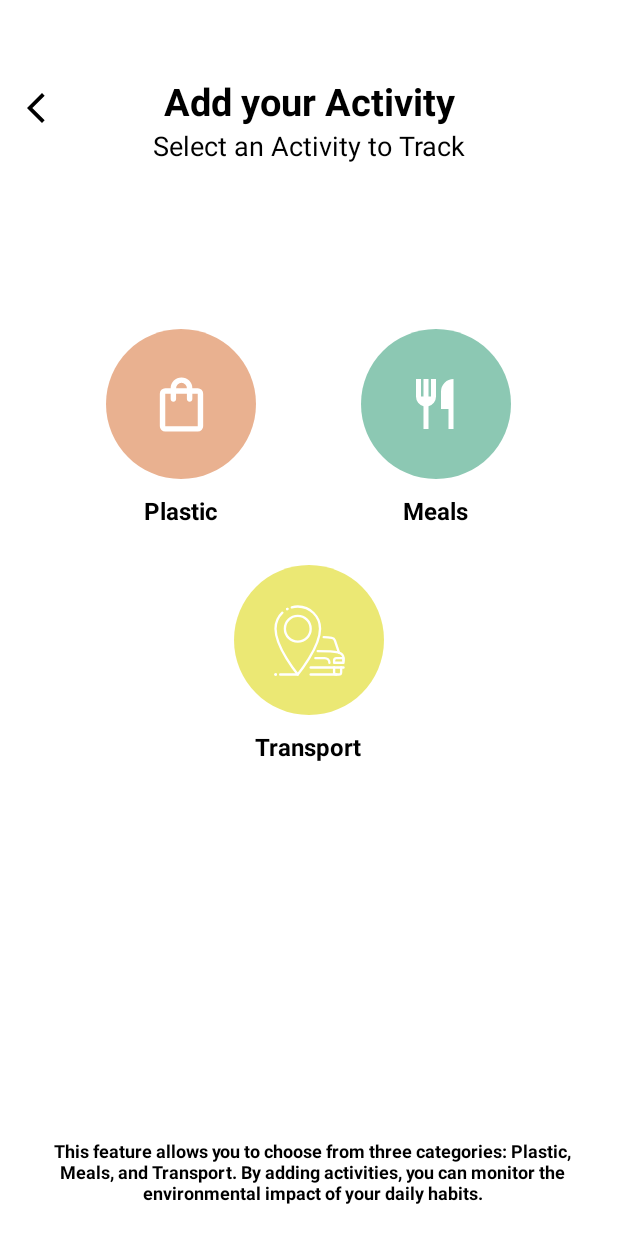
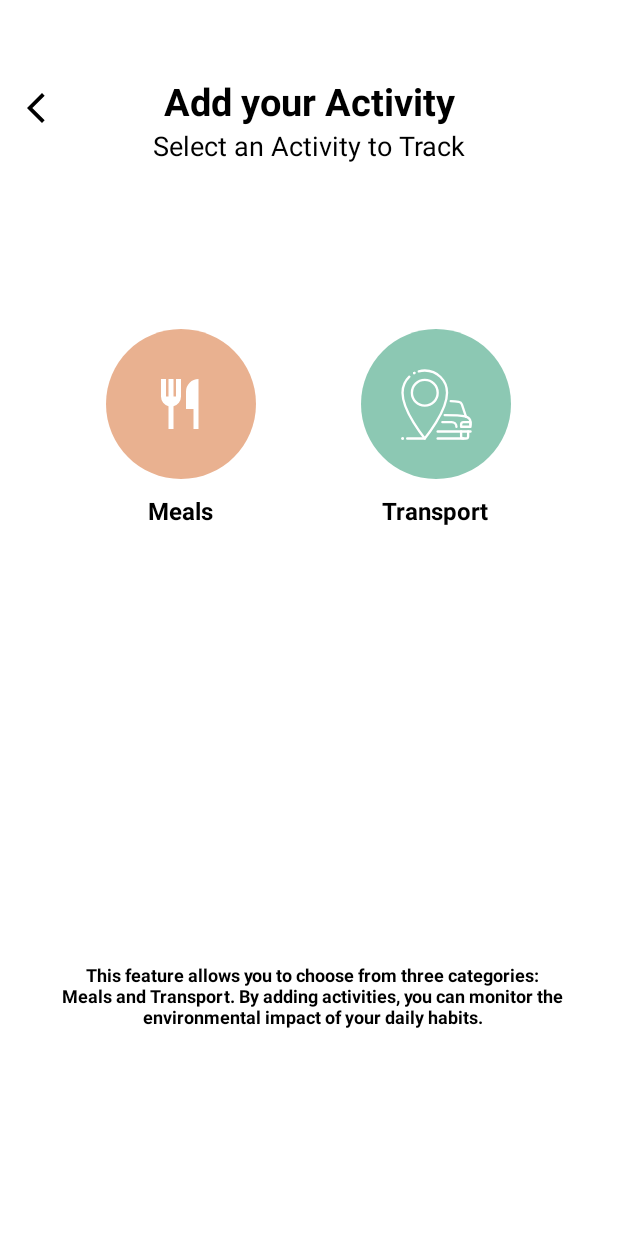
Before and after one commit to GoEco-Living/MobileApp, an Android app: the fragment AddActivityMainFragment shown on its own in the app's theme, on a phone screen of 412 x 824 dp. Run offline under Robolectric (Android 15) with nearby library versions, the phone set to English and light mode, and no system bars.

Commit message:
dashboard to add activity

```diff
--- a/app/src/main/java/com/ecoliving/mobile/presentation/ui/activity/AddActivityMainFragment.kt
+++ /dev/null
@@ -1,22 +0,0 @@
-package com.ecoliving.mobile.presentation.ui.activity
-
-import android.os.Bundle
-import androidx.fragment.app.Fragment
-import android.view.LayoutInflater
-import android.view.View
-import android.view.ViewGroup
-import com.example.ecoliving.R
-
-class AddActivityMainFragment : Fragment() {
-    override fun onCreate(savedInstanceState: Bundle?) {
-        super.onCreate(savedInstanceState)
-    }
-
-    override fun onCreateView(
-        inflater: LayoutInflater, container: ViewGroup?,
-        savedInstanceState: Bundle?
-    ): View? {
-        return inflater.inflate(R.layout.fragment_add_activity_main, container, false)
-    }
-
-}
--- /dev/null
+++ b/app/src/main/java/com/ecoliving/mobile/presentation/ui/activity/addactivity/AddActivityMainFragment.kt
@@ -0,0 +1,43 @@
+package com.ecoliving.mobile.presentation.ui.activity.addactivity
+
+import android.os.Bundle
+import androidx.fragment.app.Fragment
+import android.view.LayoutInflater
+import android.view.View
+import android.view.ViewGroup
+import androidx.fragment.app.viewModels
+import androidx.navigation.fragment.findNavController
+import com.ecoliving.mobile.presentation.ViewModelFactory
+import com.example.ecoliving.R
+import com.example.ecoliving.databinding.FragmentAddActivityMainBinding
+
+class AddActivityMainFragment : Fragment() {
+
+    private var _binding: FragmentAddActivityMainBinding? = null
+    private val binding get() = _binding!!
+
+//    private val viewModel by viewModels<AddActivityViewModel> {
+//        ViewModelFactory.getInstance(requireActivity())
+//    }
+
+    override fun onCreateView(
+        inflater: LayoutInflater, container: ViewGroup?,
+        savedInstanceState: Bundle?
+    ): View{
+        _binding = FragmentAddActivityMainBinding.inflate(inflater, container, false)
+        return binding.root
+    }
+
+    override fun onViewCreated(view: View, savedInstanceState: Bundle?) {
+        super.onViewCreated(view, savedInstanceState)
+
+        binding.backButton.setOnClickListener{
+            findNavController().navigate(R.id.action_addActivityFragment_to_dashboardFragment)
+        }
+    }
+
+    override fun onDestroyView() {
+        super.onDestroyView()
+        _binding = null
+    }
+}
--- /dev/null
+++ b/app/src/main/java/com/ecoliving/mobile/presentation/ui/activity/addactivity/AddActivityViewModel.kt
@@ -0,0 +1,15 @@
+package com.ecoliving.mobile.presentation.ui.activity.addactivity
+
+import androidx.lifecycle.LiveData
+import androidx.lifecycle.MutableLiveData
+import androidx.lifecycle.ViewModel
+import androidx.lifecycle.asLiveData
+import androidx.lifecycle.viewModelScope
+import com.ecoliving.mobile.data.Result
+import com.ecoliving.mobile.data.pref.UserModel
+import com.ecoliving.mobile.data.remote.repository.DashboardRepository
+import com.ecoliving.mobile.data.remote.response.LoginResponse
+import kotlinx.coroutines.launch
+
+class AddActivityViewModel{
+}
--- a/app/src/main/java/com/ecoliving/mobile/presentation/ui/dashboard/DashboardFragment.kt
+++ b/app/src/main/java/com/ecoliving/mobile/presentation/ui/dashboard/DashboardFragment.kt
@@ -48,6 +48,10 @@ class DashboardFragment : Fragment() {
         binding.logoProfile.setOnClickListener{
             findNavController().navigate(R.id.action_dashboardFragment_to_profileFragment)
         }
+
+        binding.startCalculatingButton.setOnClickListener{
+            findNavController().navigate(R.id.action_dashboardFragment_to_addActivityFragment)
+        }
     }
 
     override fun onDestroyView() {
--- a/app/src/main/res/layout/fragment_add_activity_main.xml
+++ b/app/src/main/res/layout/fragment_add_activity_main.xml
@@ -4,7 +4,7 @@
     android:layout_width="match_parent"
     android:layout_height="match_parent"
     android:background="@color/white"
-    tools:context="com.ecoliving.mobile.presentation.ui.activity.AddActivityMainFragment">
+    tools:context="com.ecoliving.mobile.presentation.ui.activity.addactivity.AddActivityMainFragment">
 
     <RelativeLayout
         android:id="@+id/activiy_main_header"
@@ -48,7 +48,7 @@
         android:gravity="center">
 
         <LinearLayout
-            android:id="@+id/plastic_activity"
+            android:id="@+id/meals_activity"
             android:layout_width="wrap_content"
             android:layout_height="wrap_content"
             android:gravity="center"
@@ -61,18 +61,18 @@
                 android:orientation="vertical">
 
                 <ImageButton
-                    android:id="@+id/image_button_plastic"
+                    android:id="@+id/image_button_meals"
                     android:layout_width="120dp"
                     android:layout_height="120dp"
                     android:background="@drawable/ic_circle_myeco"
                     android:scaleType="center"
-                    android:src="@drawable/shopping_bag"
+                    android:src="@drawable/meals_40dp"
                     app:tint="@color/white" />
 
                 <TextView
                     android:layout_width="wrap_content"
                     android:layout_height="wrap_content"
-                    android:text="@string/plastic_activity_text"
+                    android:text="@string/meals"
                     android:textColor="@color/black"
                     android:textSize="16sp"
                     android:textStyle="bold" />
@@ -86,51 +86,24 @@
                 android:orientation="vertical">
 
                 <ImageButton
-                    android:id="@+id/image_button_other"
+                    android:id="@+id/image_button_transport"
                     android:layout_width="120dp"
                     android:layout_height="120dp"
                     android:background="@drawable/ic_circle_water"
                     android:scaleType="center"
-                    android:src="@drawable/meals_40dp"
+                    android:src="@drawable/car_transport_navigation_svgrepo_com"
                     app:tint="@color/white" />
 
                 <TextView
                     android:layout_width="wrap_content"
                     android:layout_height="wrap_content"
-                    android:text="@string/meal_activity_text"
+                    android:text="@string/transport"
                     android:textColor="@color/black"
                     android:textSize="16sp"
                     android:textStyle="bold" />
             </LinearLayout>
         </LinearLayout>
 
-        <LinearLayout
-            android:id="@+id/new_activity"
-            android:layout_width="wrap_content"
-            android:layout_height="wrap_content"
-            android:layout_below="@id/plastic_activity"
-            android:layout_marginStart="85dp"
-            android:layout_marginTop="15dp"
-            android:gravity="center"
-            android:orientation="vertical">
-
-            <ImageButton
-                android:id="@+id/image_button_new"
-                android:layout_width="120dp"
-                android:layout_height="120dp"
-                android:background="@drawable/ic_circle_co2"
-                android:scaleType="center"
-                android:src="@drawable/car_transport_navigation_svgrepo_com"
-                app:tint="@color/white" />
-
-            <TextView
-                android:layout_width="wrap_content"
-                android:layout_height="wrap_content"
-                android:text="@string/transport_activity_text"
-                android:textColor="@color/black"
-                android:textSize="16sp"
-                android:textStyle="bold" />
-        </LinearLayout>
     </RelativeLayout>
 
     <LinearLayout
@@ -140,7 +113,7 @@
         android:gravity="center"
         android:layout_below="@id/activty_option"
         android:layout_marginStart="35dp"
-        android:layout_marginTop="250dp"
+        android:layout_marginTop="290dp"
         android:orientation="horizontal">
 
         <TextView
--- a/app/src/main/res/navigation/nav_graph.xml
+++ b/app/src/main/res/navigation/nav_graph.xml
@@ -72,6 +72,10 @@
             android:id="@+id/action_dashboardFragment_to_profileFragment"
             app:destination="@id/profileFragment"
             app:popUpToInclusive="false" />
+        <action
+            android:id="@+id/action_dashboardFragment_to_addActivityFragment"
+            app:destination="@id/addActivityFragment"
+            app:popUpToInclusive="false" />
     </fragment>
     <fragment
         android:id="@+id/splashFragment"
@@ -105,4 +109,15 @@
             app:popUpTo="@id/dashboardFragment"
             app:popUpToInclusive="true" />
     </fragment>
+    <fragment
+        android:id="@+id/addActivityFragment"
+        android:name="com.ecoliving.mobile.presentation.ui.activity.addactivity.AddActivityMainFragment"
+        android:label="addActivityFragment"
+        tools:layout="@layout/fragment_add_activity_main" >
+        <action
+            android:id="@+id/action_addActivityFragment_to_dashboardFragment"
+            app:destination="@id/dashboardFragment"
+            app:popUpTo="@id/profileFragment"
+            app:popUpToInclusive="true" />
+    </fragment>
 </navigation>
--- a/app/src/main/res/values/strings.xml
+++ b/app/src/main/res/values/strings.xml
@@ -68,7 +68,7 @@
     <string name="plastic_activity_text">Plastic</string>
     <string name="meal_activity_text">Meals</string>
     <string name="transport_activity_text">Transport</string>
-    <string name="info_activity_text">This feature allows you to choose from three categories: Plastic, Meals, and Transport. By adding activities, you can monitor the environmental impact of your daily habits.
+    <string name="info_activity_text">This feature allows you to choose from three categories: Meals and Transport. By adding activities, you can monitor the environmental impact of your daily habits.
 </string>
 
     <string name="plastic_header_text">I have just used</string>
```
